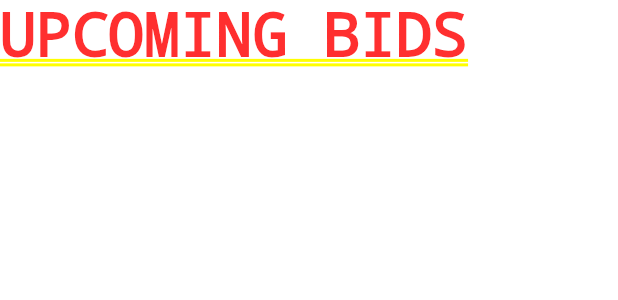
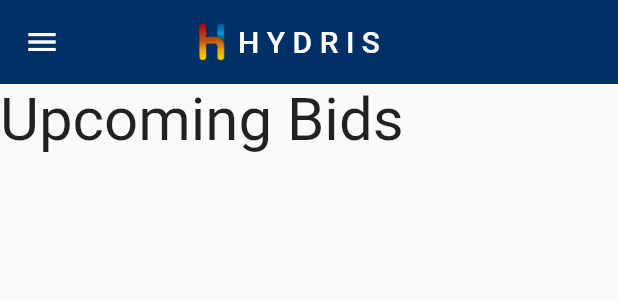
Before and after one commit to JosephLattisaw/hydris, a Flutter app: the MainDrawer widget shown alone on an empty page, opened directly, after a tap on "Upcoming Bids", on a phone screen of 412 x 824 dp. Shown: the top 300 px of the screen. Run offline on Flutter 3.47's test engine with Material 2 defaults, Android fonts, the phone set to English and light mode, and no system bars.

Commit message:
added all screens into gui

```diff
--- a/hydris/lib/main_drawer.dart
+++ b/hydris/lib/main_drawer.dart
@@ -1,9 +1,12 @@
 import 'package:flutter/material.dart';
 import 'package:hydris/about_us_screen.dart';
+import 'package:hydris/appointments_screen.dart';
 import 'package:hydris/contact_screen.dart';
+import 'package:hydris/events_screen.dart';
+import 'package:hydris/projects_screen.dart';
 import 'package:hydris/screens/home_screen/home_screen.dart';
-import 'package:hydris/solicitation_rfps.dart';
-import 'package:hydris/upcoming_bids.dart';
+import 'package:hydris/solicitation_rfps_screen.dart';
+import 'package:hydris/upcoming_bids_screen.dart';
 
 class MainDrawer extends StatelessWidget {
   @override
@@ -60,7 +63,14 @@ class MainDrawer extends StatelessWidget {
               fontSize: 18,
             ),
           ),
-          onTap: () {},
+          onTap: () {
+            Navigator.push(
+              context,
+              MaterialPageRoute(
+                builder: (context) => EventsScreen(),
+              ),
+            );
+          },
         ),
         ListTile(
           leading: Icon(Icons.lock_clock),
@@ -74,7 +84,7 @@ class MainDrawer extends StatelessWidget {
             Navigator.push(
               context,
               MaterialPageRoute(
-                builder: (context) => UpcomingBids(),
+                builder: (context) => UpcomingBidsScreen(),
               ),
             );
           },
@@ -91,7 +101,7 @@ class MainDrawer extends StatelessWidget {
             Navigator.push(
               context,
               MaterialPageRoute(
-                builder: (context) => SolicitationRFPs(),
+                builder: (context) => SolicitationRFPSScreen(),
               ),
             );
           },
@@ -104,7 +114,14 @@ class MainDrawer extends StatelessWidget {
               fontSize: 18,
             ),
           ),
-          onTap: () {},
+          onTap: () {
+            Navigator.push(
+              context,
+              MaterialPageRoute(
+                builder: (context) => ProjectsScreen(),
+              ),
+            );
+          },
         ),
         ListTile(
           leading: Icon(Icons.today),
@@ -114,7 +131,14 @@ class MainDrawer extends StatelessWidget {
               fontSize: 18,
             ),
           ),
-          onTap: () {},
+          onTap: () {
+            Navigator.push(
+              context,
+              MaterialPageRoute(
+                builder: (context) => AppointmentsScreen(),
+              ),
+            );
+          },
         ),
         ListTile(
           leading: Icon(Icons.info),
@@ -150,17 +174,6 @@ class MainDrawer extends StatelessWidget {
             );
           },
         ),
-        ListTile(),
-        ListTile(
-          leading: Icon(Icons.person),
-          title: Text(
-            'Sign In',
-            style: TextStyle(
-              fontSize: 18,
-            ),
-          ),
-          onTap: () {},
-        ),
       ],
     ));
   }
--- a/hydris/lib/upcoming_bids.dart
+++ /dev/null
@@ -1,18 +0,0 @@
-import 'package:flutter/material.dart';
-
-class UpcomingBids extends StatefulWidget {
-  @override
-  _UpcomingBidsState createState() => _UpcomingBidsState();
-}
-
-class _UpcomingBidsState extends State<UpcomingBids> {
-  @override
-  Widget build(BuildContext context) {
-    return Container(
-      child: Text(
-        "UPCOMING BIDS",
-        style: TextStyle(fontSize: 40),
-      ),
-    );
-  }
-}
--- /dev/null
+++ b/hydris/lib/upcoming_bids_screen.dart
@@ -0,0 +1,24 @@
+import 'package:flutter/material.dart';
+import 'package:hydris/app_bar.dart';
+import 'package:hydris/main_drawer.dart';
+
+class UpcomingBidsScreen extends StatefulWidget {
+  @override
+  _UpcomingBidsScreenState createState() => _UpcomingBidsScreenState();
+}
+
+class _UpcomingBidsScreenState extends State<UpcomingBidsScreen> {
+  @override
+  Widget build(BuildContext context) {
+    return Scaffold(
+      appBar: HydrisAppBar(),
+      drawer: MainDrawer(),
+      body: Container(
+        child: Text(
+          "Upcoming Bids",
+          style: TextStyle(fontSize: 40),
+        ),
+      ),
+    );
+  }
+}
```
Also changed, not shown: hydris/lib/appointments_screen.dart (added, +24 -0 lines), hydris/lib/events_screen.dart (added, +24 -0 lines), hydris/lib/projects_screen.dart (added, +24 -0 lines), hydris/lib/sign_in_screen.dart (added, +13 -0 lines), hydris/lib/solicitation_rfps.dart (deleted, +0 -13 lines), hydris/lib/solicitation_rfps_screen.dart (added, +24 -0 lines).
